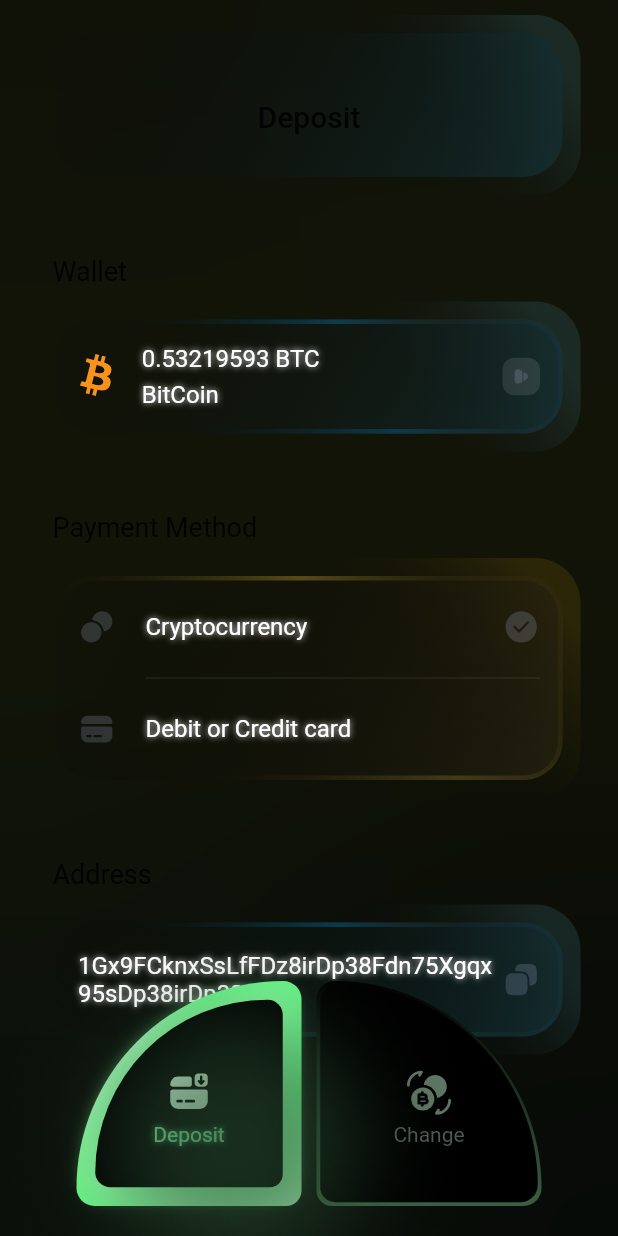
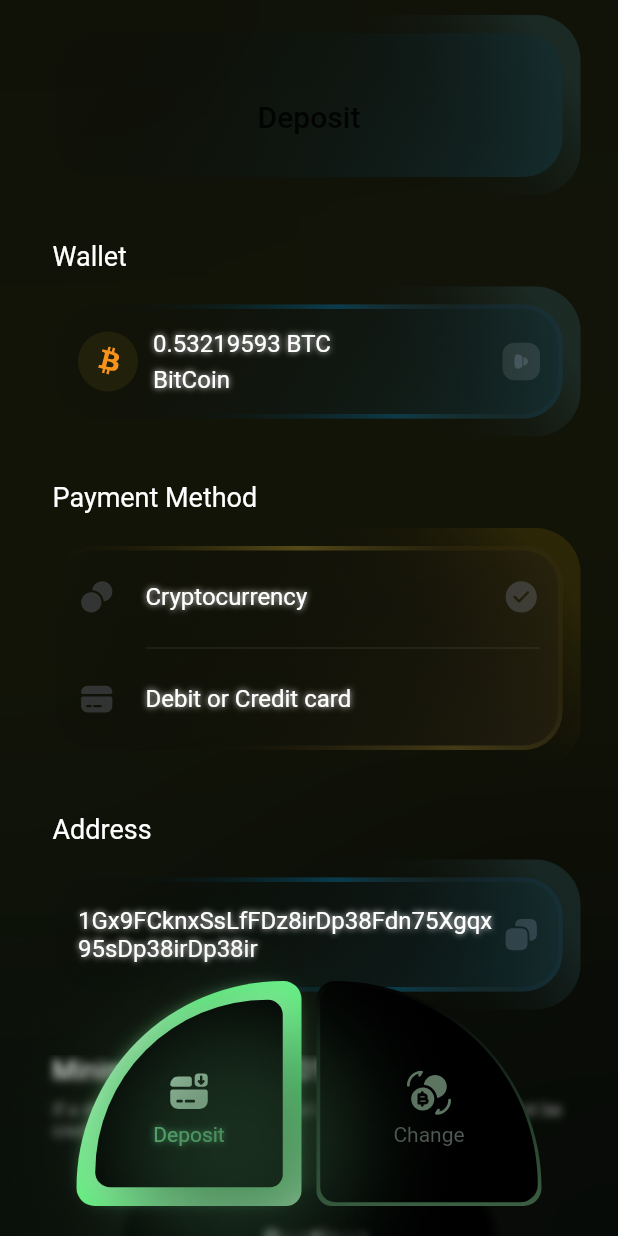
Before and after one commit to 0xAdiyat/CoinPulse-UI-Kit, a Flutter app: the screen it shows after launch, after a tap on "Deposit", on a phone screen of 412 x 824 dp. Run offline on Flutter 3.47's test engine with Material 2 defaults, Android fonts, the light colour scheme and no system bars; our stand-ins replace animate_do, flutter_svg, get, google_fonts; missing offline and left inert: text_transformation_animation.

Commit message:
Completed deposit screen

```diff
--- a/coin_pulse/lib/config/themes/app_colors.dart
+++ b/coin_pulse/lib/config/themes/app_colors.dart
@@ -85,8 +85,8 @@ const kTransparentGradientOuterLineColors = [
   Colors.transparent
 ];
 
-const kDarkBlueColor = Color(0xff21200B);
-const kDarkOrangeColor = Color(0xff0B2223);
+const kDeepOrangeColor = Color(0xff21200B);
+const kDeepBlueColor = Color(0xff0B2223);
 
 const kDarkBlueTextColor = Color(0xff7B939A);
 const kDarkOrangeTextColor = Color(0xff5F5F56);
--- a/coin_pulse/lib/view/deposit_page/components/components.dart
+++ b/coin_pulse/lib/view/deposit_page/components/components.dart
@@ -1,3 +1,6 @@
+import 'dart:ui';
+
+import 'package:animate_do/animate_do.dart';
 import 'package:flutter/material.dart';
 import 'package:flutter_svg/flutter_svg.dart';
 
@@ -7,7 +10,10 @@ import '../../../config/themes/app_colors.dart';
 import '../../../widgets/glowing_icon.dart';
 import '../../../widgets/glowing_text_widget.dart';
 import '../../../widgets/outlined_gradient_container.dart';
+import '../deposit_page.dart';
 
 part 'container_title.dart';
+part 'dynamic_blurred_box.dart';
 part 'gradient_appbar.dart';
-part 'gradient_title_container.dart';part 'payment_methods.dart';
+part 'gradient_title_container.dart';
+part 'payment_methods.dart';
--- a/coin_pulse/lib/view/deposit_page/components/container_title.dart
+++ b/coin_pulse/lib/view/deposit_page/components/container_title.dart
@@ -1,9 +1,15 @@
 part of 'components.dart';
 
-class ContainerTitle extends StatelessWidget {
+class ContainerText extends StatelessWidget {
   final String title;
+  final Color? color;
+  final double fontSize;
 
-  const ContainerTitle({super.key, required this.title});
+  const ContainerText(
+      {super.key,
+      required this.title,
+      this.color = Colors.white,
+      this.fontSize = 18});
 
   @override
   Widget build(BuildContext context) {
@@ -11,7 +17,7 @@ class ContainerTitle extends StatelessWidget {
       padding: const EdgeInsets.only(left: 10.0),
       child: Text(
         title,
-        style: const TextStyle(fontSize: 18),
+        style: TextStyle(fontSize: fontSize, color: color),
       ),
     );
   }
--- /dev/null
+++ b/coin_pulse/lib/view/deposit_page/components/dynamic_blurred_box.dart
@@ -0,0 +1,68 @@
+part of 'components.dart';
+
+class DynamicBlurredBox extends StatelessWidget {
+  const DynamicBlurredBox({
+    super.key,
+    required this.widget,
+  });
+
+  final DepositPage widget;
+
+  @override
+  Widget build(BuildContext context) {
+    return SizedBox(
+      height: SizeConfig.screenHeight * 0.3,
+      child: Stack(
+        children: [
+          const Positioned(
+            top: 0,
+            left: 0,
+            child: ContainerText(
+              title: "Minimal deposit: 0.001 BTC",
+            ),
+          ),
+          Positioned(
+            top: 30,
+            left: 0,
+            child: SizedBox(
+              width: SizeConfig.screenWidth * 0.9,
+              child: ContainerText(
+                title:
+                    "If a deposit is below the required minimum, the funds will not be credited to your account",
+                fontSize: 12,
+                color: Colors.white.withOpacity(0.5),
+              ),
+            ),
+          ),
+          Center(
+            child: Container(
+              alignment: Alignment.center,
+              height: 70,
+              width: SizeConfig.screenWidth * 0.6,
+              decoration: BoxDecoration(
+                color: kPrimaryColor,
+                borderRadius: BorderRadius.circular(30),
+              ),
+              child: const ContainerText(
+                title: 'Continue',
+              ),
+            ),
+          ),
+          if (!widget.needSpace)
+            Positioned(
+                top: 0,
+                right: 0,
+                left: 0,
+                child: BackdropFilter(
+                  filter: ImageFilter.blur(
+                      sigmaX: 3, sigmaY: 3, tileMode: TileMode.mirror),
+                  child: AnimatedContainer(
+                    duration: Duration(milliseconds: 200),
+                    height: SizeConfig.screenHeight * 0.28,
+                  ),
+                ))
+        ],
+      ),
+    );
+  }
+}
--- a/coin_pulse/lib/view/deposit_page/components/gradient_title_container.dart
+++ b/coin_pulse/lib/view/deposit_page/components/gradient_title_container.dart
@@ -2,21 +2,22 @@ part of 'components.dart';
 
 class GradientTitleContainer extends StatelessWidget {
   final String title, innerText, downText;
+  final bool enableFirstIcon;
 
   const GradientTitleContainer({
     super.key,
     required this.title,
     required this.innerText,
     required this.downText,
+    this.enableFirstIcon = false,
   });
 
   @override
   Widget build(BuildContext context) {
-    bool isWallet = title.contains("Wallet");
     return Column(
       crossAxisAlignment: CrossAxisAlignment.start,
       children: [
-        ContainerTitle(title: title),
+        ContainerText(title: title),
         OutlinedGradientContainer(
           childAlignment: Alignment.centerLeft,
           outerContainerColor: kBlueGradientOuterContainerColor,
@@ -30,18 +31,27 @@ class GradientTitleContainer extends StatelessWidget {
             children: [
               Row(
                 children: [
-                  if (isWallet)
-                    GlowingIcon(
-                        glowColor: Colors.white,
-                        child: SvgPicture.asset(
-                          AppIcons.btcCc,
-                          height: 30,
-                        )),
-                  if (isWallet)
+                  if (enableFirstIcon)
+                    Container(
+                      height: 40,
+                      width: 40,
+                      padding: const EdgeInsets.all(10),
+                      decoration: const BoxDecoration(
+                        shape: BoxShape.circle,
+                        color: kDeepOrangeColor,
+                      ),
+                      child: GlowingIcon(
+                          glowColor: Colors.white,
+                          child: SvgPicture.asset(
+                            AppIcons.btcCc,
+                            height: 20,
+                          )),
+                    ),
+                  if (enableFirstIcon)
                     const SizedBox(
-                      width: 20,
+                      width: 10,
                     ),
-                  isWallet
+                  enableFirstIcon
                       ? Column(
                           crossAxisAlignment: CrossAxisAlignment.start,
                           mainAxisAlignment: MainAxisAlignment.center,
@@ -65,7 +75,7 @@ class GradientTitleContainer extends StatelessWidget {
                         ),
                 ],
               ),
-              isWallet
+              enableFirstIcon
                   ? Container(
                       height: 25,
                       alignment: Alignment.center,
--- a/coin_pulse/lib/view/deposit_page/components/payment_methods.dart
+++ b/coin_pulse/lib/view/deposit_page/components/payment_methods.dart
@@ -7,7 +7,11 @@ class PaymentMethods extends StatelessWidget {
 
   @override
   Widget build(BuildContext context) {
-    return OutlinedGradientContainer(
+    return Column(
+      crossAxisAlignment: CrossAxisAlignment.start,
+      children: [
+        const ContainerText(title: "Payment Method"),
+        OutlinedGradientContainer(
           childAlignment: Alignment.centerLeft,
           outerContainerColor: kOrangeGradientOuterContainerColor,
           outerOutlineColors: kOrangeGradientOuterLineColors,
@@ -34,6 +38,8 @@ class PaymentMethods extends StatelessWidget {
                   iconPath: AppIcons.card, label: "Debit or Credit card"),
             ],
           ),
+        ),
+      ],
     );
   }
 
@@ -64,10 +70,13 @@ class PaymentMethods extends StatelessWidget {
           ],
         ),
         if (endIconPath!.isNotEmpty)
-          SvgPicture.asset(
+          Flash(
+            child: SvgPicture.asset(
               endIconPath,
               height: 25,
-            colorFilter: ColorFilter.mode(kSecondaryIconColor, BlendMode.srcIn),
+              colorFilter:
+                  ColorFilter.mode(kSecondaryIconColor, BlendMode.srcIn),
+            ),
           )
       ],
     );
--- a/coin_pulse/lib/view/deposit_page/deposit_page.dart
+++ b/coin_pulse/lib/view/deposit_page/deposit_page.dart
@@ -1,10 +1,16 @@
+import 'package:animate_do/animate_do.dart';
 import 'package:coin_pulse/config/constants/app_const.dart';
 import 'package:flutter/material.dart';
 
 import 'components/components.dart';
 
 class DepositPage extends StatefulWidget {
-  const DepositPage({super.key});
+  final bool needSpace;
+
+  final Function(bool) updateNeedSpace;
+
+  const DepositPage(
+      {super.key, required this.updateNeedSpace, required this.needSpace});
 
   @override
   State<DepositPage> createState() => _DepositPageState();
@@ -29,7 +35,14 @@ class _DepositPageState extends State<DepositPage> {
 
   void _onScroll() {
     if (_isBottom) {
-      print('Yo');
+      setState(() {
+        widget.updateNeedSpace(true);
+      });
+    }
+    if (_isTop) {
+      setState(() {
+        widget.updateNeedSpace(false);
+      });
     }
   }
 
@@ -40,9 +53,18 @@ class _DepositPageState extends State<DepositPage> {
     return currentScroll >= (maxScroll * 0.9);
   }
 
+  bool get _isTop {
+    if (!_scrollController.hasClients) return false;
+    final minScroll = _scrollController.position.minScrollExtent;
+    final currentScroll = _scrollController.offset;
+    return currentScroll <= (minScroll * 0.1);
+  }
+
   @override
   Widget build(BuildContext context) {
     return SingleChildScrollView(
+      controller: _scrollController,
+      physics: const ClampingScrollPhysics(),
       child: Padding(
         padding: const EdgeInsets.symmetric(horizontal: kGlobalPadding),
         child: Column(
@@ -51,29 +73,47 @@ class _DepositPageState extends State<DepositPage> {
           children: [
             const GradientAppBar(title: depositTitle),
             buildSpacingBox(),
-            const GradientTitleContainer(
+            FadeInUp(
+              child: FadeInDown(
+                duration: const Duration(milliseconds: kAnimationDuration),
+                child: const GradientTitleContainer(
                   title: walletTitle,
                   innerText: btcAmount,
+                  enableFirstIcon: true,
                   downText: bitcoin,
                 ),
+              ),
+            ),
             buildSpacingBox(),
-            const ContainerTitle(title: paymentMethodTitle),
-            const PaymentMethods(),
+            FadeInUp(
+              child: FadeInDown(
+                  duration:
+                      const Duration(milliseconds: kAnimationDuration + 50),
+                  child: const PaymentMethods()),
+            ),
             buildSpacingBox(),
-            const GradientTitleContainer(
+            FadeInUp(
+              child: FadeInDown(
+                duration:
+                    const Duration(milliseconds: kAnimationDuration + 100),
+                child: const GradientTitleContainer(
                   title: addressTitle,
                   innerText: bitcoinAddress,
                   downText: "",
                 ),
+              ),
+            ),
+            buildSpacingBox(),
+            DynamicBlurredBox(widget: widget),
           ],
         ),
       ),
     );
   }
 
-  SizedBox buildSpacingBox() {
-    return const SizedBox(
-      height: spacingBoxHeight,
+  SizedBox buildSpacingBox({double? spacingBoxHeight}) {
+    return SizedBox(
+      height: spacingBoxHeight ?? 30.0,
     );
   }
 }
@@ -86,4 +126,3 @@ const bitcoin = "BitCoin";
 const paymentMethodTitle = "Payment Method";
 const addressTitle = "Address";
 const bitcoinAddress = "1Gx9FCknxSsLfFDz8irDp38Fdn75Xgqx95sDp38irDp38ir";
-const spacingBoxHeight = 40.0;
--- a/coin_pulse/lib/view/exchange_page/exchange_page.dart
+++ b/coin_pulse/lib/view/exchange_page/exchange_page.dart
@@ -68,7 +68,7 @@ class _ExchangePageState extends State<ExchangePage> {
                 swipedPosition: swipePosition,
                 ccIcon: fromCCIconWidget,
                 fromCcName: "BNB",
-                ccContainerColor: kDarkBlueColor,
+                ccContainerColor: kDeepOrangeColor,
                 currencyRateFromTxt: "1",
                 currencyRateToTxt: '35,394',
                 exchangeRateTxt: '567',
@@ -126,7 +126,7 @@ class _ExchangePageState extends State<ExchangePage> {
               child: CCExchangeRow(
                 ccIcon: toCCIconWidget,
                 toCcName: "XTZ",
-                ccContainerColor: kDarkOrangeColor,
+                ccContainerColor: kDeepBlueColor,
                 exchangeRateTxt: '20 069',
                 ccRateTxtColor: kDarkOrangeTextColor,
                 outerContainerColor: kOrangeGradientOuterContainerColor,
--- a/coin_pulse/lib/view/home_page/home_page.dart
+++ b/coin_pulse/lib/view/home_page/home_page.dart
@@ -1,10 +1,10 @@
 import 'package:animate_do/animate_do.dart';
 import 'package:coin_pulse/config/config.dart';
 import 'package:coin_pulse/config/constants/app_const.dart';
-import 'package:coin_pulse/view/deposit_page/deposit_page.dart';
 import 'package:flutter/material.dart';
 
 import '../../widgets/blurred_gradient_overlay.dart';
+import '../deposit_page/deposit_page.dart';
 import '../exchange_page/exchange_page.dart';
 import '../order_page/order_page.dart';
 import 'components/components.dart';
@@ -19,6 +19,13 @@ class HomePage extends StatefulWidget {
 class _HomePageState extends State<HomePage> {
   int selectedTriNavBtn = 0;
   PageController? _pageController;
+  bool needSpace = false;
+
+  void updateNeedSpace(bool value) {
+    setState(() {
+      needSpace = value;
+    });
+  }
 
   @override
   void initState() {
@@ -65,19 +72,33 @@ class _HomePageState extends State<HomePage> {
           ),
           SafeArea(
             top: selectedTriNavBtn == 1 ? false : true,
-            child: PageView(
+            child: PageView.builder(
               physics: const NeverScrollableScrollPhysics(),
               controller: _pageController,
-                children: const [
-                  ExchangePage(),
-                  DepositPage(),
-                  OrderPage(),
-                ]),
+              itemCount: 3,
+              itemBuilder: (context, index) {
+                return FadeIn(
+                  duration: const Duration(milliseconds: kAnimationDuration),
+                  child: index == 0
+                      ? const ExchangePage()
+                      : index == 1
+                          ? DepositPage(
+                              updateNeedSpace: updateNeedSpace,
+                              needSpace: needSpace,
+                            )
+                          : const OrderPage(),
+                );
+              },
+            ),
           ),
           AnimatedPositioned(
             curve: Curves.easeInCubic,
             duration: const Duration(milliseconds: kAnimationDuration ~/ 2),
-            bottom: selectedTriNavBtn == 1 ? -150 : 70,
+            bottom: selectedTriNavBtn == 1
+                ? needSpace
+                    ? -350
+                    : -150
+                : 70,
             right: 0,
             left: 0,
             child: AnimatedContainer(
@@ -98,6 +119,7 @@ class _HomePageState extends State<HomePage> {
               ),
             ),
           ),
+          if (!needSpace)
             AnimatedPositioned(
               duration: const Duration(milliseconds: kAnimationDuration),
               top: selectedTriNavBtn == 3
```
Lines whose indentation alone changed are shown as unchanged.
